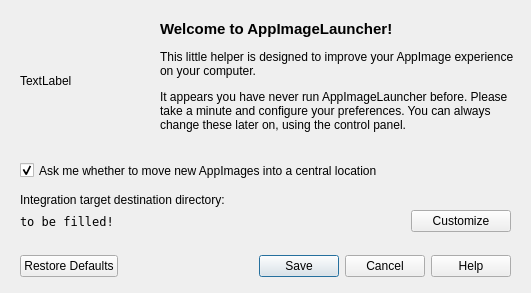
Before: the Qt Designer form src/ui/first-run.ui in TheAssassin/AppImageLauncher, drawn with Qt 5.
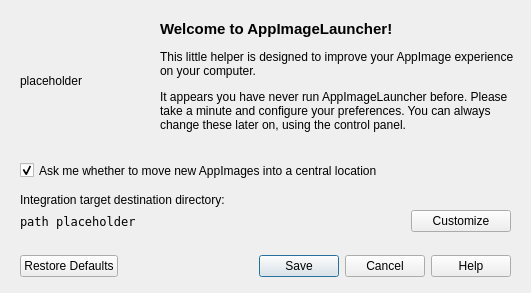
After: the same form once the commit is applied.

Commit message: No need to translate text that is never used

Patch:
```diff
--- a/src/ui/first-run.ui
+++ b/src/ui/first-run.ui
@@ -83,7 +83,7 @@
     </rect>
    </property>
    <property name="text">
-    <string>TextLabel</string>
+    <string notr="true">placeholder</string>
    </property>
   </widget>
   <widget class="QWidget" name="verticalLayoutWidget">
@@ -119,7 +119,7 @@
          </font>
         </property>
         <property name="text">
-         <string>to be filled!</string>
+         <string notr="true">path placeholder</string>
         </property>
        </widget>
       </item>
```
